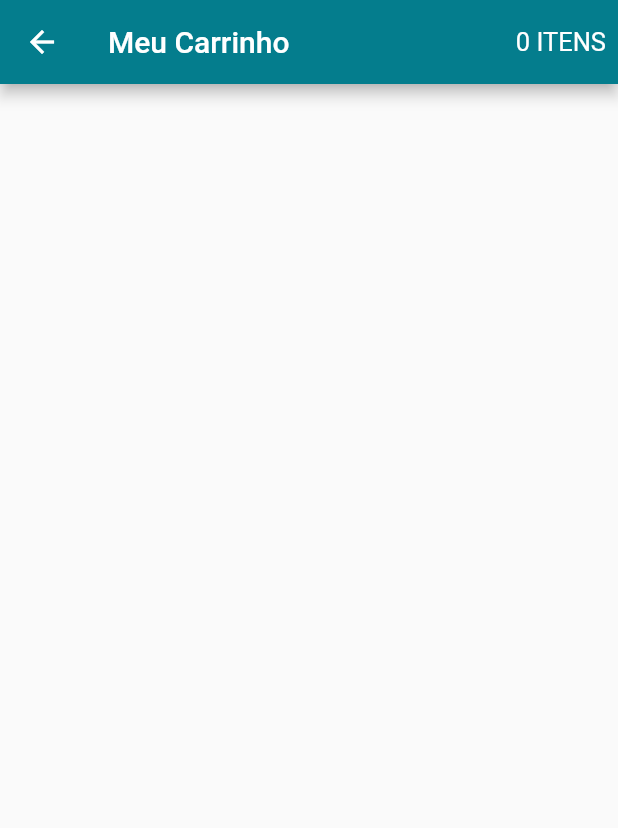
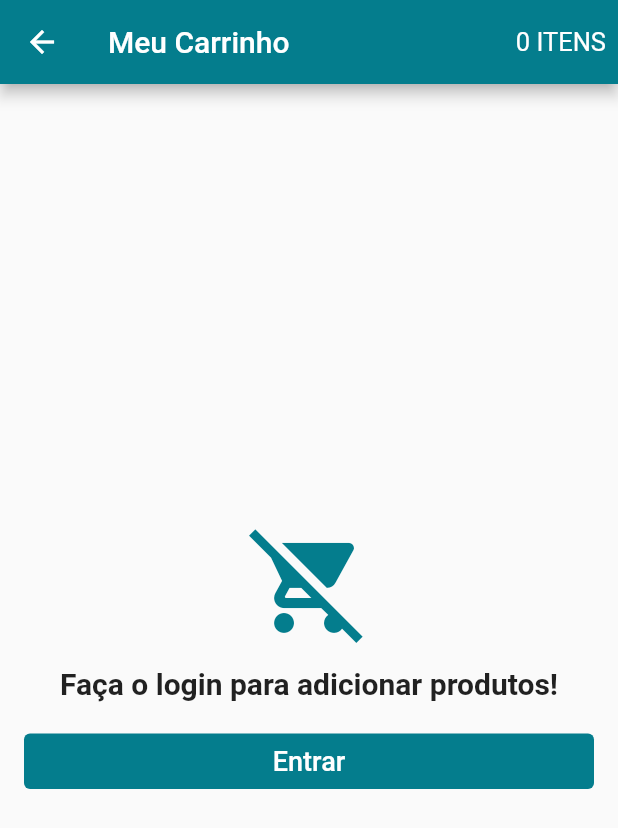
Before and after one commit to Jade-Oliveira/loja_virtual_flutter, a Flutter app: the CartScreen screen opened directly, on a phone screen of 412 x 824 dp. Shown: the top 828 px of the screen. Run offline on Flutter 3.47's test engine with Material 2 defaults, Android fonts, the phone set to English and light mode, and no system bars; our stand-ins replace carousel_pro, cloud_firestore, firebase_auth, firebase_core, transparent_image; accounts and stored records are empty.

Commit message:
carrinho de compras em andamento

```diff
--- a/lib/datas/cart_product.dart
+++ b/lib/datas/cart_product.dart
@@ -19,7 +19,7 @@ class CartProduct {
   late String size;
 
   //não armazenamos os dados dos produtos no carrinho permanentemente, mas quando abrir o carrinho vou precisar carregar estes dados
-  late ProductData productData;
+  ProductData? productData;
 
   CartProduct();
 
--- a/lib/screens/cart_screen.dart
+++ b/lib/screens/cart_screen.dart
@@ -1,5 +1,9 @@
 import 'package:flutter/material.dart';
 import 'package:loja_virtual_flutter/models/cart_model.dart';
+import 'package:loja_virtual_flutter/models/user_model.dart';
+import 'package:loja_virtual_flutter/screens/login_screen.dart';
+import 'package:loja_virtual_flutter/tiles/cart_tile.dart';
+import 'package:loja_virtual_flutter/widgets/discount_cart.dart';
 import 'package:scoped_model/scoped_model.dart';
 
 class CartScreen extends StatelessWidget {
@@ -27,6 +31,66 @@ class CartScreen extends StatelessWidget {
           )
         ],
       ),
+      //todo o corpo sera feito dependendo do cartModel e sempre que algo mudar no carrin ho a tela será refeita
+      body: ScopedModelDescendant<CartModel>(
+        builder: (context, child, model) {
+          if (model.isLoading && UserModel.of(context).isLoggedIn()) {
+            return Center(
+              child: CircularProgressIndicator(),
+            );
+          } else if (!UserModel.of(context).isLoggedIn()) {
+            return Container(
+              padding: EdgeInsets.all(16.0),
+              child: Column(
+                //ocupar o espaço inteiro na horizontal da coluna
+                crossAxisAlignment: CrossAxisAlignment.stretch,
+                mainAxisAlignment: MainAxisAlignment.center,
+                children: [
+                  Icon(Icons.remove_shopping_cart,
+                      size: 80.0, color: Theme.of(context).primaryColor),
+                  SizedBox(height: 16.0),
+                  Text('Faça o login para adicionar produtos!',
+                      style: TextStyle(
+                          fontSize: 20.0, fontWeight: FontWeight.bold),
+                      textAlign: TextAlign.center),
+                  SizedBox(height: 16.0),
+                  TextButton(
+                    onPressed: () {
+                      Navigator.of(context).push(MaterialPageRoute(
+                          builder: (context) => LoginScreen()));
+                    },
+                    child: Text(
+                      'Entrar',
+                      style: TextStyle(fontSize: 18.0, color: Colors.white),
+                    ),
+                    style: TextButton.styleFrom(
+                        backgroundColor: Theme.of(context).primaryColor),
+                  )
+                ],
+              ),
+            );
+          } else if (model.products.length == 0) {
+            return Center(
+              child: Text('Nenhum produto no carrinho!',
+                  style: TextStyle(fontSize: 20.0, fontWeight: FontWeight.bold),
+                  textAlign: TextAlign.center),
+            );
+          } else {
+            return ListView(
+              children: [
+                Column(
+                  //mapeando os produtos da lista
+                  //pegando a lista de produtos e transformando em widgets
+                  children: model.products.map((product) {
+                    return CartTile(product);
+                  }).toList(),
+                ),
+                DiscountCart()
+              ],
+            );
+          }
+        },
+      ),
     );
   }
 }
```
Also changed, not shown: lib/datas/product_data.dart (+7 -7 lines), lib/models/cart_model.dart (+53 -1 lines), lib/screens/product_screen.dart (+8 -8 lines), lib/tiles/cart_tile.dart (added, +123 -0 lines), lib/tiles/product_tile.dart (+14 -11 lines), lib/widgets/discount_cart.dart (added, +61 -0 lines).
